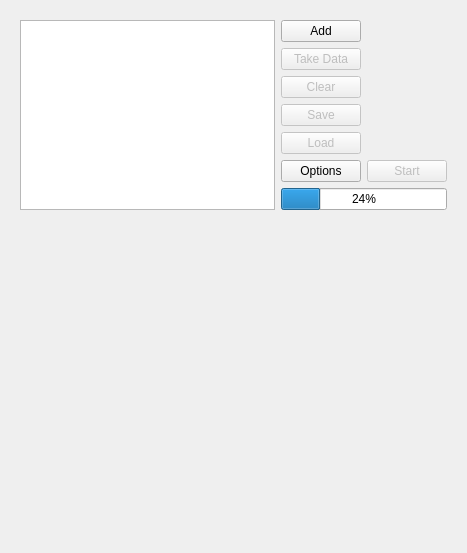
Old version of the form SpidrMpx3Eq/qcstmBHWindow.ui in the repository navrit/dexter.
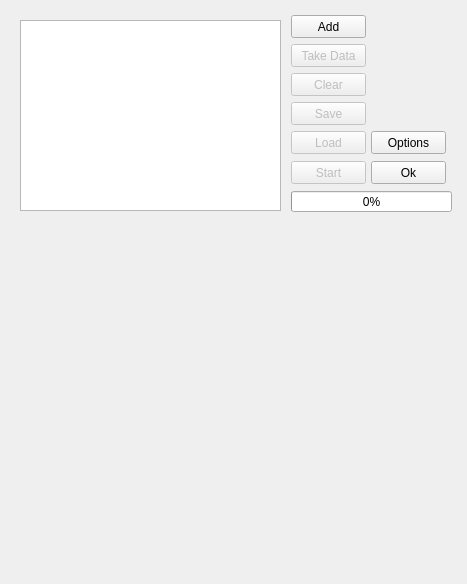
New version of the form. Custom widgets are drawn as their Qt base class.

```diff
--- a/SpidrMpx3Eq/qcstmBHWindow.ui
+++ b/SpidrMpx3Eq/qcstmBHWindow.ui
@@ -10,21 +10,35 @@
     <x>0</x>
     <y>0</y>
     <width>467</width>
-    <height>553</height>
+    <height>584</height>
    </rect>
   </property>
   <property name="windowTitle">
    <string>Form</string>
   </property>
-  <layout class="QVBoxLayout" name="verticalLayout">
-   <item>
-    <widget class="QWidget" name="widget" native="true">
      <layout class="QGridLayout" name="gridLayout">
-      <item row="7" column="0" colspan="3">
-       <widget class="QCustomPlot" name="plotWidget" native="true"/>
-      </item>
-      <item row="0" column="1">
+   <item row="0" column="0">
+    <widget class="QWidget" name="widget" native="true">
+     <widget class="QCustomPlot" name="plotWidget" native="true">
+      <property name="geometry">
+       <rect>
+        <x>9</x>
+        <y>216</y>
+        <width>431</width>
+        <height>341</height>
+       </rect>
+      </property>
+      <zorder>buttonBox</zorder>
+     </widget>
        <widget class="QPushButton" name="addButton">
+      <property name="geometry">
+       <rect>
+        <x>280</x>
+        <y>4</y>
+        <width>75</width>
+        <height>23</height>
+       </rect>
+      </property>
         <property name="toolTip">
          <string>&lt;html&gt;&lt;head/&gt;&lt;body&gt;&lt;p&gt;Add .bin file to the correction&lt;/p&gt;&lt;/body&gt;&lt;/html&gt;</string>
         </property>
@@ -32,75 +46,135 @@
          <string>Add</string>
         </property>
        </widget>
-      </item>
-      <item row="3" column="1">
        <widget class="QPushButton" name="saveButton">
         <property name="enabled">
          <bool>false</bool>
         </property>
+      <property name="geometry">
+       <rect>
+        <x>280</x>
+        <y>91</y>
+        <width>75</width>
+        <height>23</height>
+       </rect>
+      </property>
         <property name="text">
          <string>Save</string>
         </property>
        </widget>
-      </item>
-      <item row="1" column="1">
        <widget class="QPushButton" name="dataButton">
         <property name="enabled">
          <bool>false</bool>
         </property>
+      <property name="geometry">
+       <rect>
+        <x>280</x>
+        <y>33</y>
+        <width>75</width>
+        <height>23</height>
+       </rect>
+      </property>
         <property name="text">
          <string>Take Data</string>
         </property>
        </widget>
-      </item>
-      <item row="5" column="2">
-       <widget class="QPushButton" name="startButton">
-        <property name="enabled">
-         <bool>false</bool>
-        </property>
-        <property name="text">
-         <string>Start</string>
-        </property>
-       </widget>
-      </item>
-      <item row="2" column="1">
        <widget class="QPushButton" name="clearButton">
         <property name="enabled">
          <bool>false</bool>
         </property>
+      <property name="geometry">
+       <rect>
+        <x>280</x>
+        <y>62</y>
+        <width>75</width>
+        <height>23</height>
+       </rect>
+      </property>
         <property name="text">
          <string>Clear</string>
         </property>
        </widget>
-      </item>
-      <item row="0" column="0" rowspan="7">
-       <widget class="QListWidget" name="list"/>
-      </item>
-      <item row="4" column="1">
+     <widget class="QListWidget" name="list">
+      <property name="geometry">
+       <rect>
+        <x>9</x>
+        <y>9</y>
+        <width>261</width>
+        <height>191</height>
+       </rect>
+      </property>
+     </widget>
        <widget class="QPushButton" name="loadButton">
         <property name="enabled">
          <bool>false</bool>
         </property>
+      <property name="geometry">
+       <rect>
+        <x>280</x>
+        <y>120</y>
+        <width>75</width>
+        <height>23</height>
+       </rect>
+      </property>
         <property name="text">
          <string>Load</string>
         </property>
        </widget>
-      </item>
-      <item row="5" column="1">
-       <widget class="QPushButton" name="optionsButton">
-        <property name="text">
-         <string>Options</string>
-        </property>
-       </widget>
-      </item>
-      <item row="6" column="1" colspan="2">
        <widget class="QProgressBar" name="progressBar">
+      <property name="geometry">
+       <rect>
+        <x>280</x>
+        <y>180</y>
+        <width>161</width>
+        <height>21</height>
+       </rect>
+      </property>
         <property name="value">
-         <number>24</number>
-        </property>
-       </widget>
-      </item>
-     </layout>
+       <number>0</number>
+      </property>
+     </widget>
+     <widget class="QPushButton" name="optionsButton">
+      <property name="geometry">
+       <rect>
+        <x>360</x>
+        <y>120</y>
+        <width>75</width>
+        <height>23</height>
+       </rect>
+      </property>
+      <property name="text">
+       <string>Options</string>
+      </property>
+     </widget>
+     <widget class="QPushButton" name="startButton">
+      <property name="enabled">
+       <bool>false</bool>
+      </property>
+      <property name="geometry">
+       <rect>
+        <x>280</x>
+        <y>150</y>
+        <width>75</width>
+        <height>23</height>
+       </rect>
+      </property>
+      <property name="text">
+       <string>Start</string>
+      </property>
+     </widget>
+     <widget class="QPushButton" name="okButton">
+      <property name="geometry">
+       <rect>
+        <x>360</x>
+        <y>150</y>
+        <width>75</width>
+        <height>23</height>
+       </rect>
+      </property>
+      <property name="text">
+       <string>Ok</string>
+      </property>
+     </widget>
     </widget>
    </item>
   </layout>
```
Lines whose indentation alone changed are shown as unchanged.
